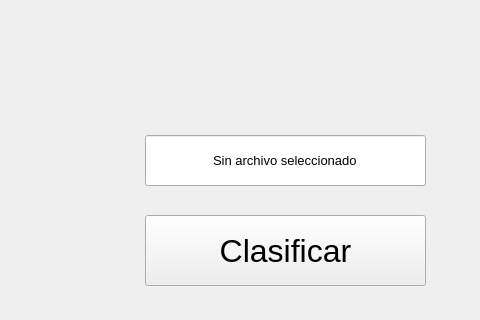
Qt form UI.ui (JorgeHerrada/SingleLayerNeuralNetwork) before a commit; both pictures show x 635 to 1115 and y 265 to 585 of the 1115 by 692 pixel window.
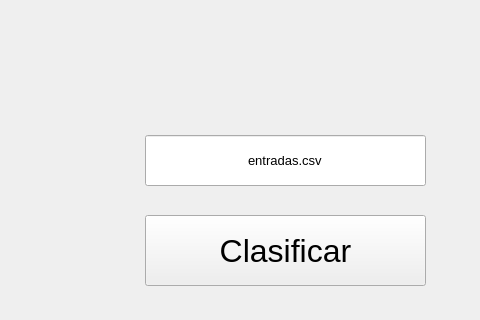
The same form after that commit. Icons and pictures are not drawn.

Commit message: Default file selected

The edit to the form file:
```diff
--- a/UI.ui
+++ b/UI.ui
@@ -93,7 +93,7 @@
      </font>
     </property>
     <property name="text">
-     <string>Sin archivo seleccionado</string>
+     <string>entradas.csv</string>
     </property>
     <property name="alignment">
      <set>Qt::AlignCenter</set>
```
The commit also changes 2 other files.
